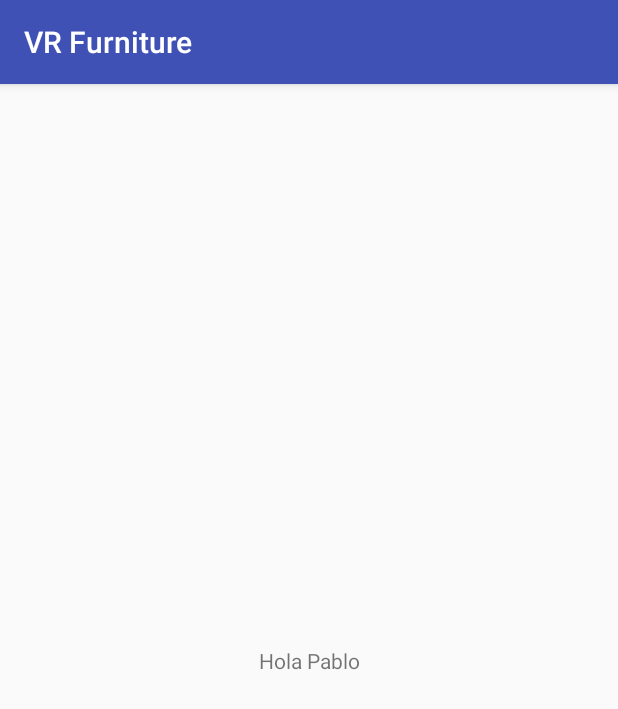
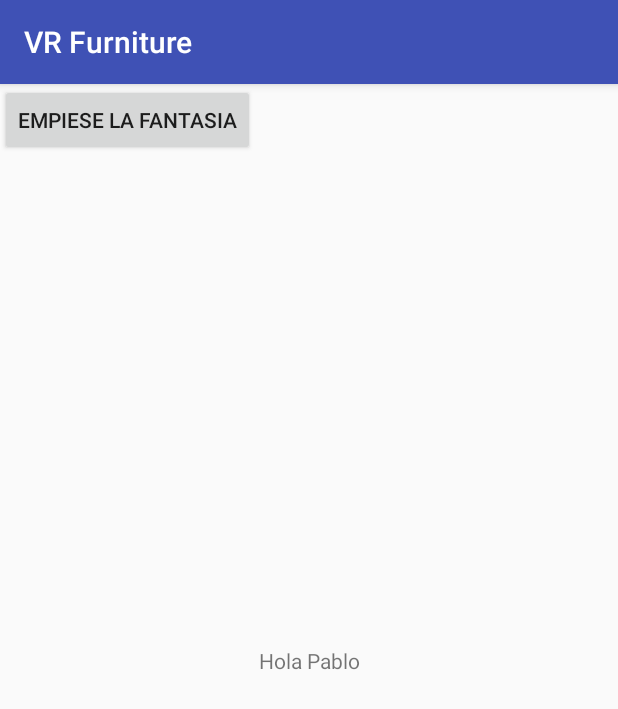
Before and after one commit to Medfac9/VRFurniture, an Android app: the screen it shows after launch (MainActivity), on a phone screen of 412 x 824 dp. Shown: the top 709 px of the screen. Run offline under Robolectric (Android 15) with nearby library versions, the phone set to English and light mode, and no system bars.

Commit message:
Boton de inicio

```diff
--- a/app/src/main/res/layout/activity_main.xml
+++ b/app/src/main/res/layout/activity_main.xml
@@ -14,5 +14,9 @@
         app:layout_constraintLeft_toLeftOf="parent"
         app:layout_constraintRight_toRightOf="parent"
         app:layout_constraintTop_toTopOf="parent" />
+    <Button
+        android:layout_width="wrap_content"
+        android:layout_height="wrap_content"
+        android:text="Empiese la fantasia"/>
 
 </android.support.constraint.ConstraintLayout>
```
